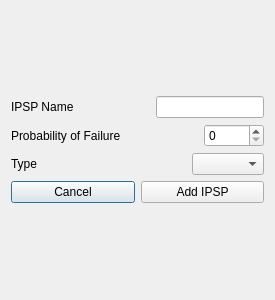
Old version of the form ipsp.ui in the repository hoang1997/CitadelY.
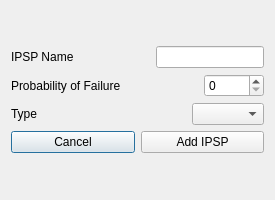
New version of the form.

```diff
--- a/ipsp.ui
+++ b/ipsp.ui
@@ -7,7 +7,7 @@
     <x>0</x>
     <y>0</y>
     <width>275</width>
-    <height>300</height>
+    <height>200</height>
    </rect>
   </property>
   <property name="windowTitle">
```
Left out of the diff: 2 changed lines with no effect on the pictures.
